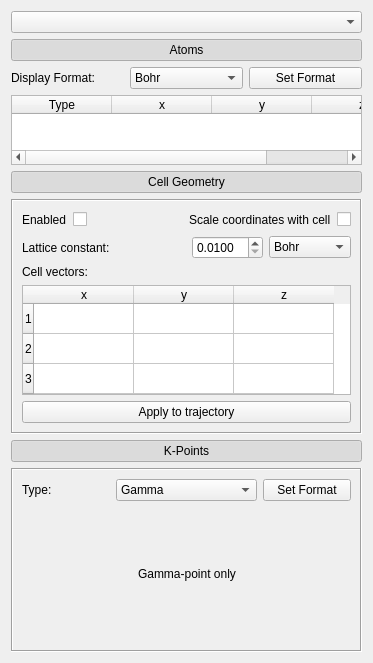
sgsaenger/vipster, file vipster/qt/molwidget.ui: the form before one commit.
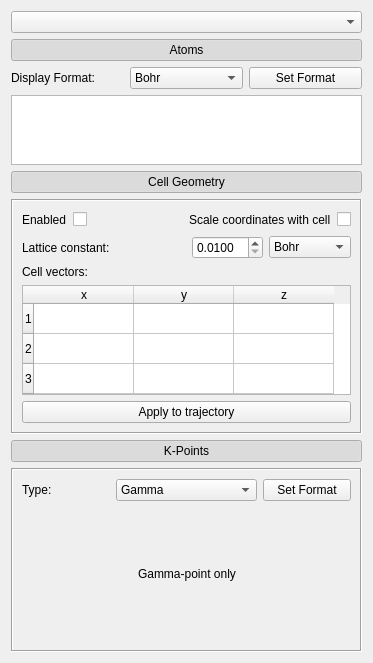
The form after the commit.

What changed in the file:
```diff
--- a/vipster/qt/molwidget.ui
+++ b/vipster/qt/molwidget.ui
@@ -94,30 +94,10 @@
        </layout>
       </item>
       <item>
-       <widget class="QTableWidget" name="atomTable">
+       <widget class="QTableView" name="atomTable">
         <property name="selectionBehavior">
          <enum>QAbstractItemView::SelectRows</enum>
         </property>
-        <column>
-         <property name="text">
-          <string>Type</string>
-         </property>
-        </column>
-        <column>
-         <property name="text">
-          <string>x</string>
-         </property>
-        </column>
-        <column>
-         <property name="text">
-          <string>y</string>
-         </property>
-        </column>
-        <column>
-         <property name="text">
-          <string>z</string>
-         </property>
-        </column>
        </widget>
       </item>
      </layout>
```
